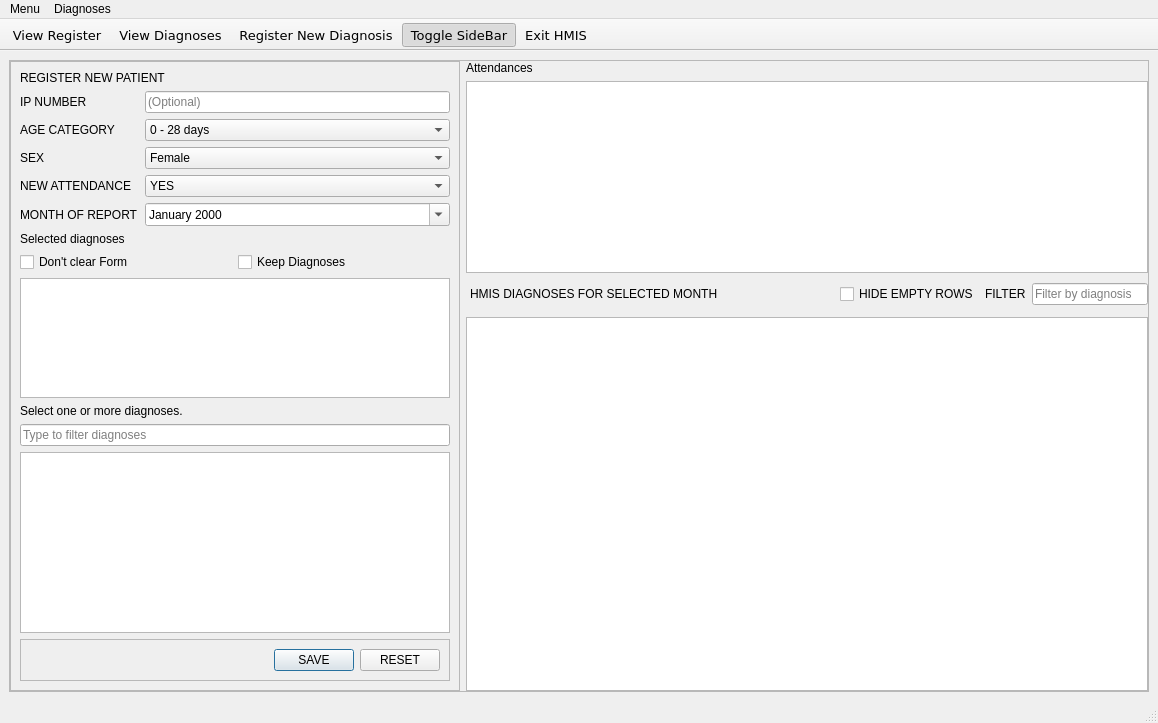
Before: the Qt Designer form mainwindow.ui in abiiranathan/hmis, drawn with Qt 5.
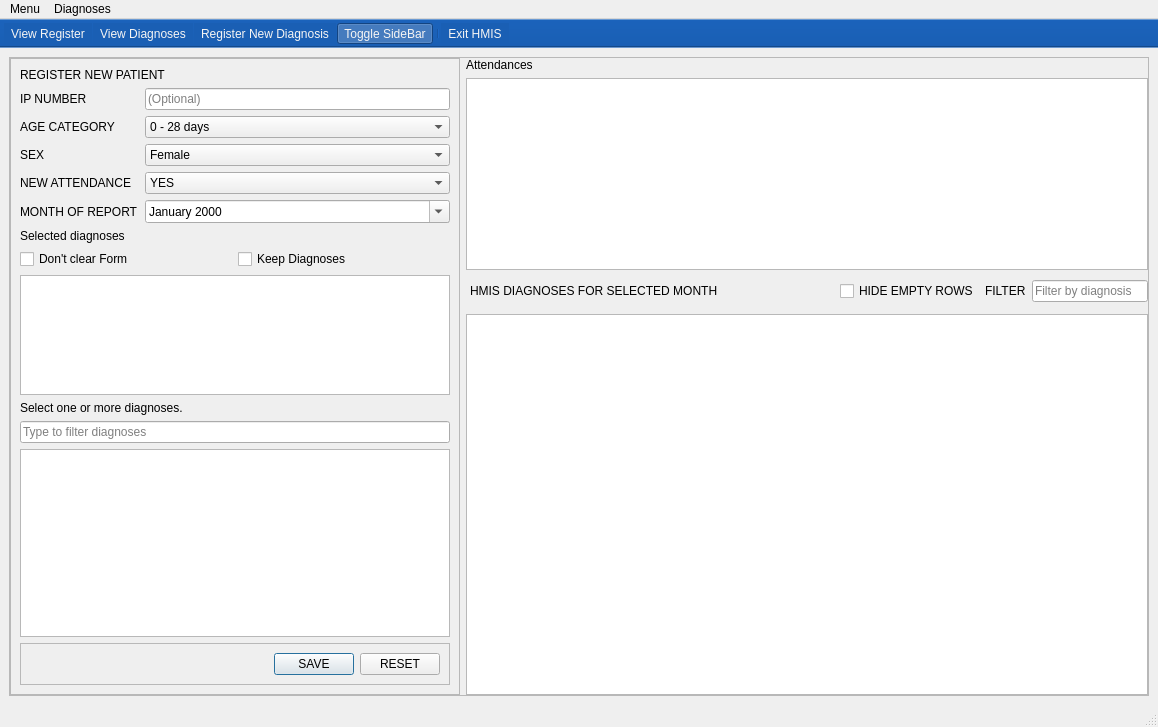
After: the same form once the commit is applied. Icons and pictures are not drawn.

Patch:
```diff
--- a/mainwindow.ui
+++ b/mainwindow.ui
@@ -7,7 +7,7 @@
     <x>0</x>
     <y>0</y>
     <width>1158</width>
-    <height>723</height>
+    <height>727</height>
    </rect>
   </property>
   <property name="windowTitle">
@@ -437,6 +437,10 @@
    <property name="windowTitle">
     <string>toolBar</string>
    </property>
+   <property name="styleSheet">
+    <string notr="true">color: rgb(246, 245, 244);
+background-color: rgb(26, 95, 180);</string>
+   </property>
    <property name="movable">
     <bool>false</bool>
    </property>
@@ -462,6 +466,7 @@
    <addaction name="actionView_All_Diagnoses"/>
    <addaction name="actionRegister_New_Diagnosis"/>
    <addaction name="actionExpand"/>
+   <addaction name="separator"/>
    <addaction name="actionExit"/>
   </widget>
   <action name="actionExpand">
```
Left out of the diff: 5 changed lines with no effect on the pictures.
